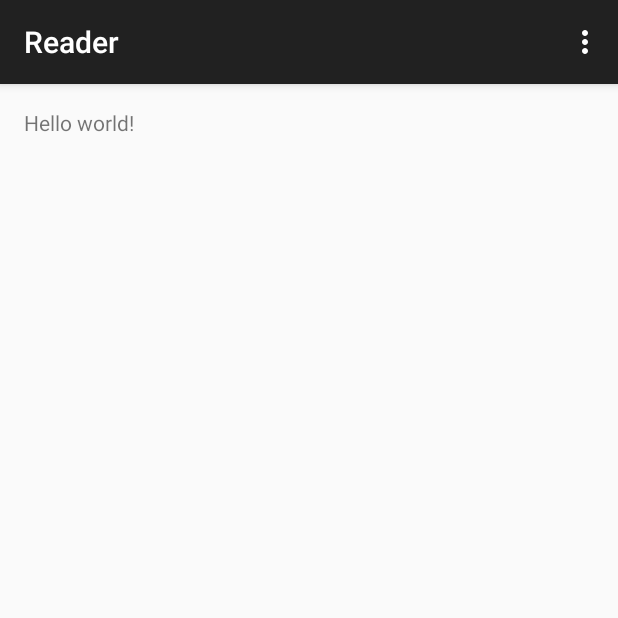
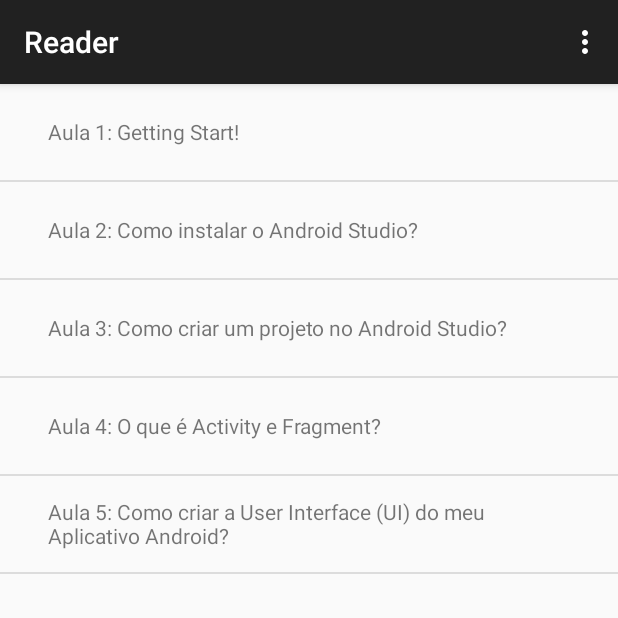
Before and after one commit to alexsandrocn/Curso-android, an Android app: the screen it shows after launch (MainActivity), on a phone screen of 412 x 824 dp, the top half of it. Run offline under Robolectric (Android 15) with nearby library versions, the phone set to English and light mode, and no system bars.

Commit message:
Initial Commit

```diff
--- a/app/src/main/java/com/alexsandroexample/reader/MainActivityFragment.java
+++ b/app/src/main/java/com/alexsandroexample/reader/MainActivityFragment.java
@@ -5,6 +5,12 @@ import android.os.Bundle;
 import android.view.LayoutInflater;
 import android.view.View;
 import android.view.ViewGroup;
+import android.widget.ArrayAdapter;
+import android.widget.ListView;
+
+import java.util.ArrayList;
+import java.util.Arrays;
+import java.util.List;
 
 
 /**
@@ -18,6 +24,34 @@ public class MainActivityFragment extends Fragment {
     @Override
     public View onCreateView(LayoutInflater inflater, ViewGroup container,
                              Bundle savedInstanceState) {
-        return inflater.inflate(R.layout.fragment_main, container, false);
+        String[] data = {
+                "Aula 1: Getting Start!",
+                "Aula 2: Como instalar o Android Studio?",
+                "Aula 3: Como criar um projeto no Android Studio?",
+                "Aula 4: O que é Activity e Fragment?",
+                "Aula 5: Como criar a User Interface (UI) do meu Aplicativo Android?"
+        };
+        // Criando uma lista (ArrayList) com os dados criados acima
+        List<String> listOfLastPosts = new ArrayList<String>(Arrays.asList(data));
+        //List<String> listOfLastPosts = new ArrayList<String>(Arrays.asList(data));
+
+        // Agora que já temos os dados, vamos criar um Adapter, no caso um ArrayAdapter
+        ArrayAdapter<String> listOfLastPostsAdapter = new ArrayAdapter<String>(
+                getActivity(), // O contexto atual
+                R.layout.list_item_last_posts, // O arquivo de layout de cada item
+                R.id.list_item_post_title_textview, // O ID do campo a ser preenchido
+                listOfLastPosts // A fonte dos dados
+        );
+
+        // Inflamos o layout principal
+        View rootView = inflater.inflate(R.layout.fragment_main, container, false);
+
+        // Cria uma referência para a ListView
+        ListView listView = (ListView) rootView.findViewById(R.id.list_last_posts);
+        listView.setAdapter(listOfLastPostsAdapter);
+
+        // Retornamos tudo
+        return rootView;
+        //return inflater.inflate(R.layout.fragment_main, container, false);
     }
 }
--- a/app/src/main/res/layout/fragment_main.xml
+++ b/app/src/main/res/layout/fragment_main.xml
@@ -1,12 +1,12 @@
-<RelativeLayout xmlns:android="http://schemas.android.com/apk/res/android"
-    xmlns:tools="http://schemas.android.com/tools" android:layout_width="match_parent"
-    android:layout_height="match_parent" android:paddingLeft="@dimen/activity_horizontal_margin"
-    android:paddingRight="@dimen/activity_horizontal_margin"
-    android:paddingTop="@dimen/activity_vertical_margin"
-    android:paddingBottom="@dimen/activity_vertical_margin"
-    tools:context=".MainActivityFragment">
+<FrameLayout xmlns:android="http://schemas.android.com/apk/res/android"
+    xmlns:tools="http://schemas.android.com/tools"
+    android:layout_width="match_parent"
+    android:layout_height="match_parent"
+    tools:context=".MainActivity$PlaceholderFragment">
 
-    <TextView android:text="@string/hello_world" android:layout_width="wrap_content"
-        android:layout_height="wrap_content" />
+    <ListView
+        android:id="@+id/list_last_posts"
+        android:layout_width="match_parent"
+        android:layout_height="match_parent"></ListView>
 
-</RelativeLayout>
+</FrameLayout>
--- /dev/null
+++ b/app/src/main/res/layout/list_item_last_posts.xml
@@ -0,0 +1,11 @@
+<?xml version="1.0" encoding="utf-8"?>
+<TextView xmlns:android="http://schemas.android.com/apk/res/android"
+    android:layout_width="match_parent"
+    android:layout_height="wrap_content"
+    android:paddingLeft="32dp"
+    android:paddingRight="32dp"
+    android:minHeight="?android:attr/listPreferredItemHeight"
+    android:gravity="center_vertical"
+    android:id="@+id/list_item_post_title_textview">
+
+</TextView>
```
